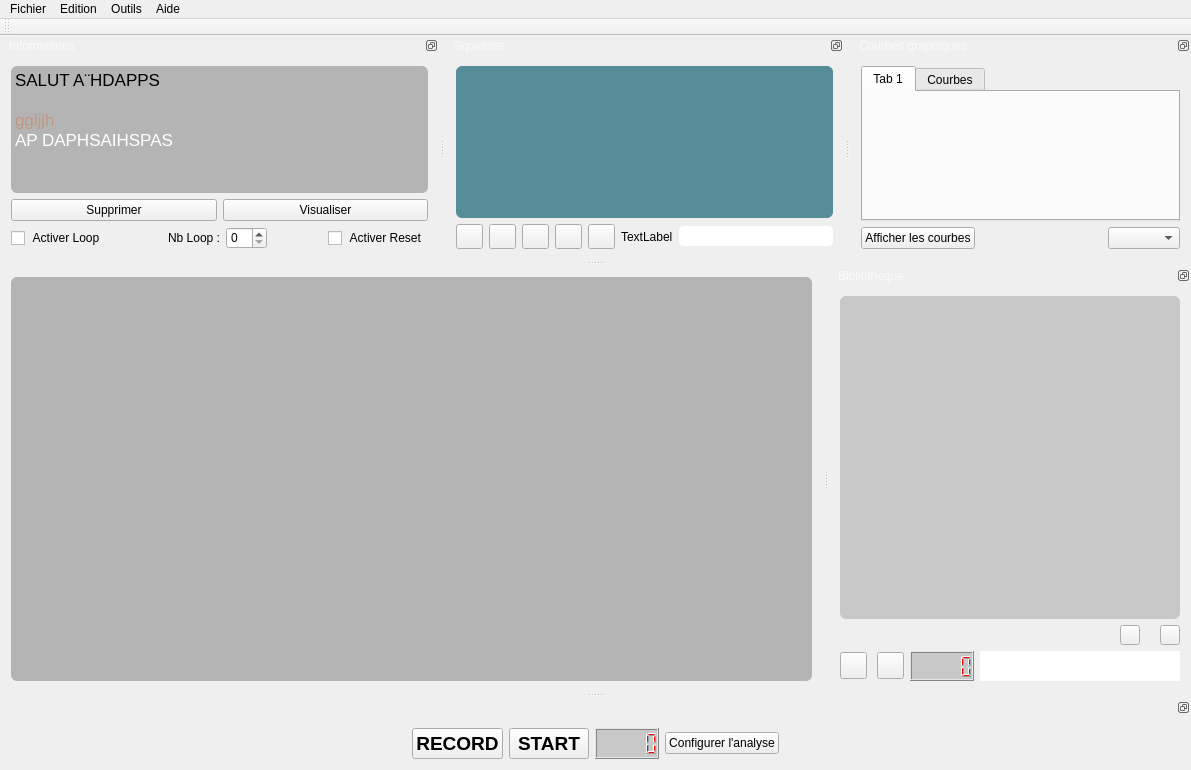
The window that mainwindow.ui (nicoctopus/octopus) describes before a commit, drawn with Qt 5.
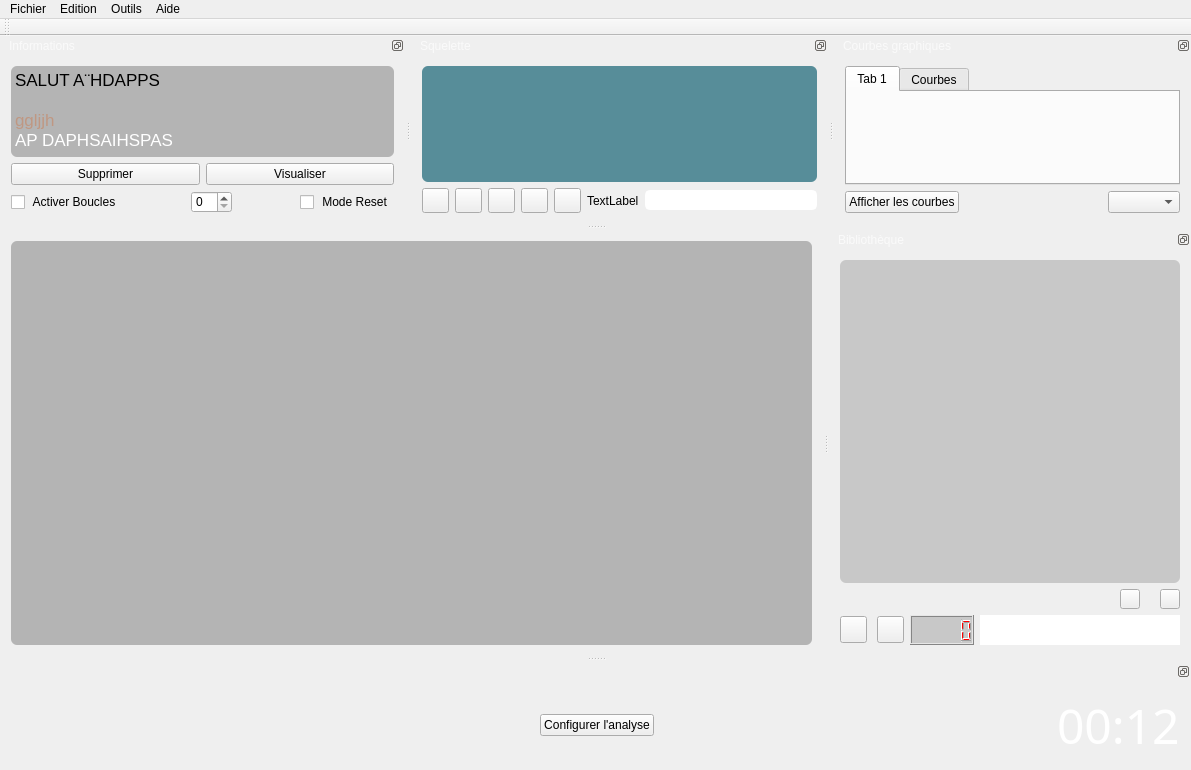
The same window after the commit. Icons and pictures are not drawn. Custom widgets are drawn as their Qt base class.

Commit message: Nouveaux Boutons de lancement ANalyse et Record ! + lancement Synapse intégré au menu (en cours de dev) + motif SpinBox

What changed in the file:
```diff
--- a/mainwindow.ui
+++ b/mainwindow.ui
@@ -24,7 +24,10 @@
 
 /*border: 1px solid lightgray;*/
 
-background-color: rgb(66,66,140);
+/*background-color: rgb(66,66,140);*/
+ background-color: qlineargradient(x1: 0, y1: 0, x2: 0, y2: 1,
+                                       stop: 0 rgb(90,90,100), stop: 1 rgb(66,66,72));
+
 
 color: rgb(250,250,250);
 
@@ -695,7 +698,7 @@
        <item>
         <widget class="QCheckBox" name="loopBox">
          <property name="text">
-          <string> Activer Loop</string>
+          <string> Activer Boucles</string>
          </property>
         </widget>
        </item>
@@ -712,13 +715,6 @@
          </property>
         </spacer>
        </item>
-       <item>
-        <widget class="QLabel" name="loopLabel">
-         <property name="text">
-          <string>Nb Loop :</string>
-         </property>
-        </widget>
-       </item>
        <item>
         <widget class="LoopSpinBox" name="loopSpin"/>
        </item>
@@ -738,7 +734,7 @@
        <item>
         <widget class="QCheckBox" name="resetBox">
          <property name="text">
-          <string> Activer Reset</string>
+          <string> Mode Reset</string>
          </property>
         </widget>
        </item>
@@ -976,6 +972,125 @@
     <layout class="QHBoxLayout" name="horizontalLayout_5">
      <item>
       <layout class="QHBoxLayout" name="horizontalLayout_6">
+       <item>
+        <layout class="QHBoxLayout" name="horizontalLayout_11">
+         <property name="spacing">
+          <number>25</number>
+         </property>
+         <item>
+          <widget class="QPushButton" name="start">
+           <property name="sizePolicy">
+            <sizepolicy hsizetype="Fixed" vsizetype="Fixed">
+             <horstretch>0</horstretch>
+             <verstretch>0</verstretch>
+            </sizepolicy>
+           </property>
+           <property name="minimumSize">
+            <size>
+             <width>50</width>
+             <height>50</height>
+            </size>
+           </property>
+           <property name="maximumSize">
+            <size>
+             <width>50</width>
+             <height>50</height>
+            </size>
+           </property>
+           <property name="font">
+            <font>
+             <pointsize>14</pointsize>
+             <weight>75</weight>
+             <bold>true</bold>
+            </font>
+           </property>
+           <property name="styleSheet">
+            <string notr="true">QPushButton#start{
+      border-top: 3px transparent;
+border-bottom: 3px transparent;
+border-right: 3px transparent;
+border-left: 3px transparent;
+border-image:url(:/new/prefix1/images_boutons/playlive.png)3 3 3 3 ;
+}
+QPushButton#start:hover{
+border-top: 3px transparent;
+border-bottom: 3px transparent;
+border-right: 3px transparent;
+border-left: 3px transparent;
+border-image:url(:/new/prefix1/images_boutons/playliveHOOVER.png)3 3 3 3 ;
+}
+
+QPushButton#start:pressed{
+border-top: 3px transparent;
+border-bottom: 3px transparent;
+border-right: 3px transparent;
+border-left: 3px transparent;
+border-image:url(:/new/prefix1/images_boutons/playlivePRESSED.png)3 3 3 3 ;
+}</string>
+           </property>
+           <property name="text">
+            <string/>
+           </property>
+          </widget>
+         </item>
+         <item>
+          <widget class="QPushButton" name="record">
+           <property name="sizePolicy">
+            <sizepolicy hsizetype="Fixed" vsizetype="Fixed">
+             <horstretch>0</horstretch>
+             <verstretch>0</verstretch>
+            </sizepolicy>
+           </property>
+           <property name="minimumSize">
+            <size>
+             <width>50</width>
+             <height>50</height>
+            </size>
+           </property>
+           <property name="maximumSize">
+            <size>
+             <width>50</width>
+             <height>50</height>
+            </size>
+           </property>
+           <property name="font">
+            <font>
+             <pointsize>14</pointsize>
+             <weight>75</weight>
+             <bold>true</bold>
+            </font>
+           </property>
+           <property name="styleSheet">
+            <string notr="true">QPushButton#record{
+      border-top: 3px transparent;
+border-bottom: 3px transparent;
+border-right: 3px transparent;
+border-left: 3px transparent;
+border-image:url(:/new/prefix1/images_boutons/recorddisabled.png)3 3 3 3 ;
+}
+QPushButton#record:hover{
+border-top: 3px transparent;
+border-bottom: 3px transparent;
+border-right: 3px transparent;
+border-left: 3px transparent;
+border-image:url(:/new/prefix1/images_boutons/recorddisabledHOVER.png)3 3 3 3 ;
+}
+
+QPushButton#record:pressed{
+border-top: 3px transparent;
+border-bottom: 3px transparent;
+border-right: 3px transparent;
+border-left: 3px transparent;
+border-image:url(:/new/prefix1/images_boutons/recorddisabledPRESSED.png)3 3 3 3 ;
+}</string>
+           </property>
+           <property name="text">
+            <string/>
+           </property>
+          </widget>
+         </item>
+        </layout>
+       </item>
        <item>
         <spacer name="horizontalSpacer_6">
          <property name="orientation">
@@ -989,44 +1104,6 @@
          </property>
         </spacer>
        </item>
-       <item>
-        <widget class="QPushButton" name="record">
-         <property name="font">
-          <font>
-           <pointsize>14</pointsize>
-           <weight>75</weight>
-           <bold>true</bold>
-          </font>
-         </property>
-         <property name="text">
-          <string>RECORD</string>
-         </property>
-        </widget>
-       </item>
-       <item>
-        <widget class="QPushButton" name="start">
-         <property name="font">
-          <font>
-           <pointsize>14</pointsize>
-           <weight>75</weight>
-           <bold>true</bold>
-          </font>
-         </property>
-         <property name="text">
-          <string>START</string>
-         </property>
-        </widget>
-       </item>
-       <item>
-        <widget class="QLCDNumber" name="timer">
-         <property name="maximumSize">
-          <size>
-           <width>16777215</width>
-           <height>40</height>
-          </size>
-         </property>
-        </widget>
-       </item>
        <item>
         <widget class="QPushButton" name="pushButton">
          <property name="text">
@@ -1047,6 +1124,24 @@
          </property>
         </spacer>
        </item>
+       <item>
+        <widget class="QLabel" name="timer">
+         <property name="font">
+          <font>
+           <family>Gill Sans MT</family>
+           <pointsize>36</pointsize>
+           <weight>50</weight>
+           <bold>false</bold>
+          </font>
+         </property>
+         <property name="styleSheet">
+          <string notr="true">color:rgb(255,255,255);</string>
+         </property>
+         <property name="text">
+          <string>00:12</string>
+         </property>
+        </widget>
+       </item>
       </layout>
      </item>
     </layout>
```
Left out of the diff: 11 changed lines with no effect on the pictures. The commit also changes 16 other files.
